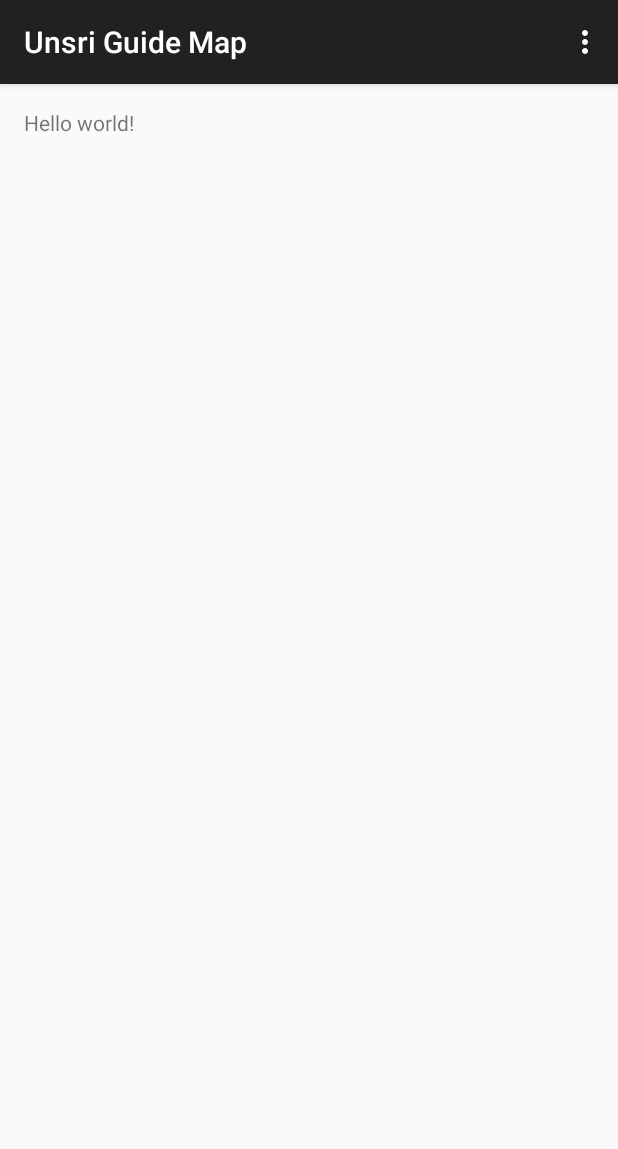
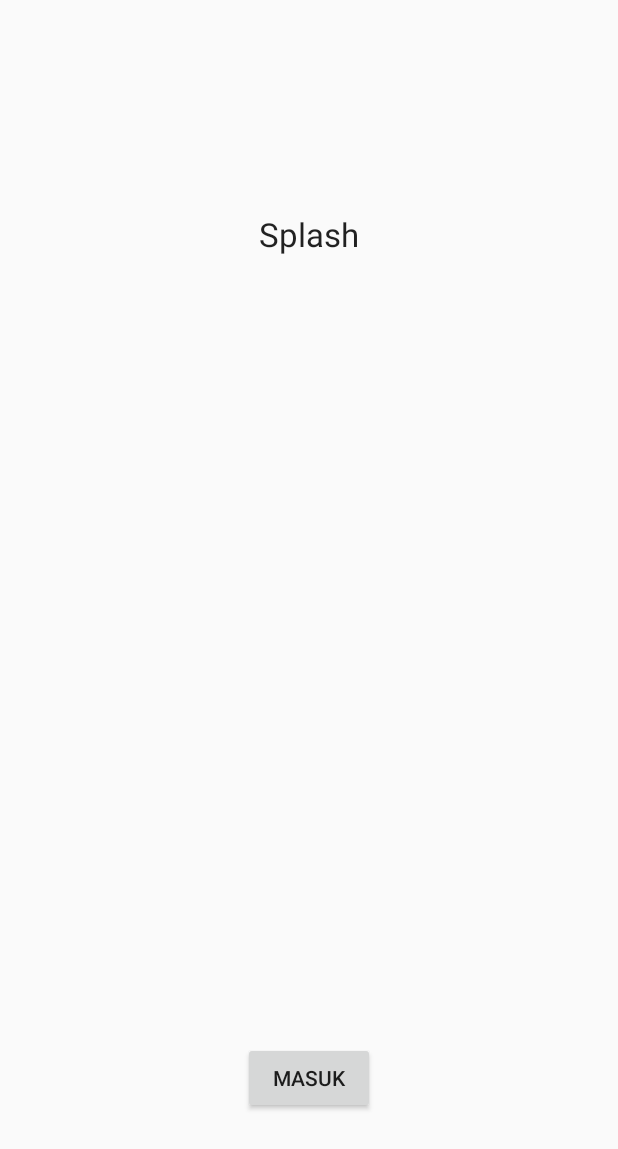
Before and after one commit to Creativerse/UnsriGuideMap, an Android app: the screen it shows after launch (SplashActivity), on a phone screen of 412 x 824 dp. Shown: the top 1149 px of the screen. Run offline under Robolectric (Android 15) with nearby library versions, the phone set to English and light mode, and no system bars.

Commit message:
add activity

```diff
--- a/app/src/main/java/mobcom/ilkom/unsri/unsriguidemap/SplashActivity.java
+++ b/app/src/main/java/mobcom/ilkom/unsri/unsriguidemap/SplashActivity.java
@@ -1,11 +1,14 @@
 package mobcom.ilkom.unsri.unsriguidemap;
 
+import android.app.Activity;
+import android.content.Intent;
 import android.support.v7.app.AppCompatActivity;
 import android.os.Bundle;
 import android.view.Menu;
 import android.view.MenuItem;
+import android.view.View;
 
-public class SplashActivity extends AppCompatActivity {
+public class SplashActivity extends Activity {
 
     @Override
     protected void onCreate(Bundle savedInstanceState) {
@@ -13,25 +16,8 @@ public class SplashActivity extends AppCompatActivity {
         setContentView(R.layout.activity_splash);
     }
 
-    @Override
-    public boolean onCreateOptionsMenu(Menu menu) {
-        // Inflate the menu; this adds items to the action bar if it is present.
-        getMenuInflater().inflate(R.menu.menu_splash, menu);
-        return true;
-    }
-
-    @Override
-    public boolean onOptionsItemSelected(MenuItem item) {
-        // Handle action bar item clicks here. The action bar will
-        // automatically handle clicks on the Home/Up button, so long
-        // as you specify a parent activity in AndroidManifest.xml.
-        int id = item.getItemId();
-
-        //noinspection SimplifiableIfStatement
-        if (id == R.id.action_settings) {
-            return true;
-        }
-
-        return super.onOptionsItemSelected(item);
+    public void masuk(View view){
+        Intent masukIntent = new Intent(this, MapActivity.class);
+        startActivity(masukIntent);
     }
 }
--- a/app/src/main/res/layout/activity_splash.xml
+++ b/app/src/main/res/layout/activity_splash.xml
@@ -5,7 +5,23 @@
     android:paddingTop="@dimen/activity_vertical_margin"
     android:paddingBottom="@dimen/activity_vertical_margin" tools:context=".SplashActivity">
 
-    <TextView android:text="@string/hello_world" android:layout_width="wrap_content"
-        android:layout_height="wrap_content" />
+    <Button
+        android:layout_width="wrap_content"
+        android:layout_height="wrap_content"
+        android:text="Masuk"
+        android:id="@+id/masukBtn"
+        android:onClick="masuk"
+        android:layout_marginBottom="65dp"
+        android:layout_alignParentBottom="true"
+        android:layout_centerHorizontal="true" />
+
+    <TextView
+        android:layout_width="wrap_content"
+        android:layout_height="wrap_content"
+        android:textAppearance="?android:attr/textAppearanceLarge"
+        android:text="Splash"
+        android:id="@+id/textView"
+        android:layout_centerHorizontal="true"
+        android:layout_marginTop="125dp" />
 
 </RelativeLayout>
--- a/app/src/main/res/values/strings.xml
+++ b/app/src/main/res/values/strings.xml
@@ -3,4 +3,6 @@
 
     <string name="hello_world">Hello world!</string>
     <string name="action_settings">Settings</string>
+    <string name="title_activity_map">MapActivity</string>
+    <string name="title_activity_description">DescriptionActivity</string>
 </resources>
```
Also changed, not shown: app/src/main/AndroidManifest.xml (+8 -0 lines), app/src/main/java/mobcom/ilkom/unsri/unsriguidemap/DescriptionActivity.java (added, +37 -0 lines), app/src/main/java/mobcom/ilkom/unsri/unsriguidemap/MapActivity.java (added, +37 -0 lines), app/src/main/res/layout/activity_description.xml (added, +12 -0 lines), app/src/main/res/layout/activity_map.xml (added, +12 -0 lines), app/src/main/res/menu/menu_description.xml (added, +7 -0 lines), app/src/main/res/menu/menu_map.xml (added, +7 -0 lines), 1 other file.
